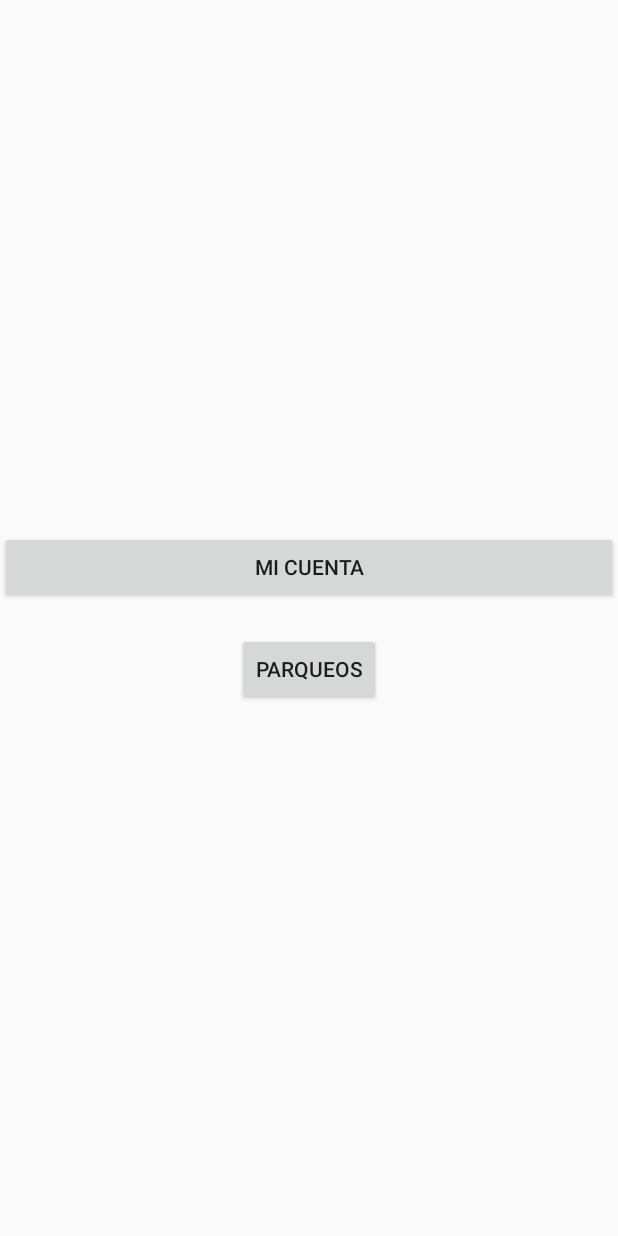
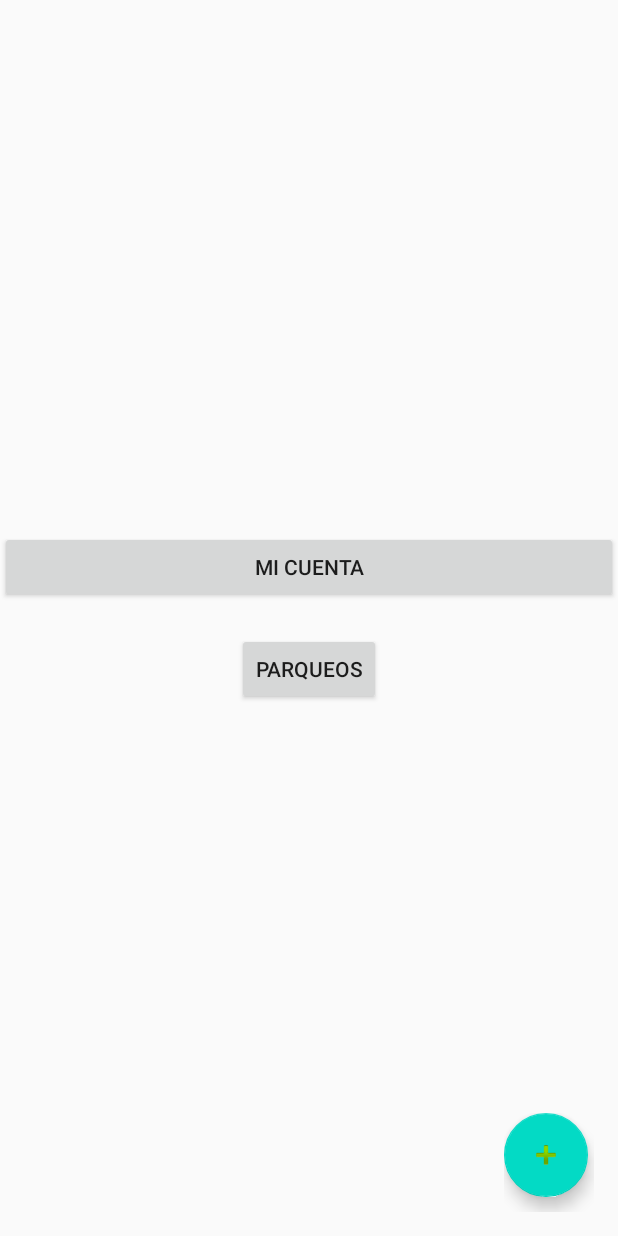
Before and after one commit to LeandroLescano/TP3_Grupo7, an Android app: the MenuActivity screen opened directly, with no data from a screen before it, on a phone screen of 412 x 824 dp. Run offline under Robolectric (Android 15) with nearby library versions, the phone set to English and light mode, and no system bars; 1 statement that could not run was skipped.

Commit message:
Agregado el boton para cargar nuevo parqueo, el metodo y el dialog en la activity

```diff
--- a/app/src/main/java/utn/frgp/tusi/tp3_grupo_7/MenuActivity.java
+++ b/app/src/main/java/utn/frgp/tusi/tp3_grupo_7/MenuActivity.java
@@ -3,18 +3,24 @@ package utn.frgp.tusi.tp3_grupo_7;
 import androidx.appcompat.app.AlertDialog;
 import androidx.appcompat.app.AppCompatActivity;
 
+import android.content.ContentValues;
+import android.content.DialogInterface;
+import android.content.Intent;
 import android.database.Cursor;
 import android.database.sqlite.SQLiteDatabase;
 import android.os.Bundle;
 import android.view.View;
 import android.widget.Button;
+import android.widget.Toast;
 
 public class MenuActivity extends AppCompatActivity {
 
     private Button miCuenta;
     private AlertDialog.Builder builder;
-    private AlertDialog dialogAccount;
+    private AlertDialog.Builder builderP;
+    private AlertDialog dialogAccount, dialogParqueo;
     private int idUser;
+    private Toast alertEmpty, alertExito, alertError;
 
     @Override
     protected void onCreate(Bundle savedInstanceState) {
@@ -23,8 +29,38 @@ public class MenuActivity extends AppCompatActivity {
         idUser = Integer.parseInt(getIntent().getStringExtra("id_user"));
         miCuenta = (Button) findViewById(R.id.btn_profile);
         builder = new AlertDialog.Builder(MenuActivity.this);
+        builderP = new AlertDialog.Builder(MenuActivity.this);
+        alertEmpty = Toast.makeText(getApplicationContext(), "Debe completar todos los campos.", Toast.LENGTH_SHORT);
+        alertExito = Toast.makeText(getApplicationContext(), "Parqueo registrado exitosamente", Toast.LENGTH_SHORT);
+        alertError = Toast.makeText(getApplicationContext(), "Ha ocurrido un error al intentar registrar el parqueo.", Toast.LENGTH_LONG);
+
         dialogAccount = builder.create();
         dialogAccount.setTitle("Mi cuenta");
+
+
+        builderP.setPositiveButton(R.string.ok, new DialogInterface.OnClickListener() {
+            public void onClick(DialogInterface dialog, int id) {
+                //Cambiar parametros
+                if (cargarParqueo("a",1))
+                {
+                    alertExito.show();
+                }
+                else
+                {
+                    alertError.show();
+                }
+            }
+        });
+        builderP.setNegativeButton(R.string.cancelar, new DialogInterface.OnClickListener() {
+            public void onClick(DialogInterface dialog, int id) {
+
+            }
+        });
+
+
+        dialogParqueo = builderP.create();
+        dialogParqueo.setTitle("Cargar parqueo");
+
 
         AdminSQLite admin = new AdminSQLite(this, "BaseDatosTp3", null, 1);
         SQLiteDatabase BasedeDatos = admin.getWritableDatabase();
@@ -34,9 +70,53 @@ public class MenuActivity extends AppCompatActivity {
         }else{
             dialogAccount.setMessage("Ha ocurrido un error.");
         }
+
+
+
     }
+
+
+    public boolean cargarParqueo(String matriculaCargada, int tiempoCargado) {
+        String matricula = matriculaCargada;
+        int tiempo = tiempoCargado;
+
+
+        if (!matricula.isEmpty() && tiempo > 0) {
+
+            AdminSQLite admin = new AdminSQLite(this, "BaseDatosTp3", null, 1);
+            SQLiteDatabase BaseDatos = admin.getWritableDatabase();
+            try {
+                ContentValues registro = new ContentValues();
+                registro.put("patente", matriculaCargada);
+                registro.put("tiempo", tiempoCargado);
+                registro.put("id_usuario", idUser);
+                BaseDatos.insert("parqueos", null, registro);
+
+            } catch (Exception e) {
+                e.printStackTrace();
+                return false;
+            } finally {
+                BaseDatos.close();
+
+            }
+        }
+
+        return true;
+    }
+
+
+
+
+
+
+
+
 
     public void showAccount(View view){
         dialogAccount.show();
     }
+
+    public void showParqueo(View view){
+        dialogParqueo.show();
+    }
 }
--- a/app/src/main/res/layout/activity_menuprincipal.xml
+++ b/app/src/main/res/layout/activity_menuprincipal.xml
@@ -40,4 +40,25 @@
 
         </LinearLayout>
     </ScrollView>
+
+    <LinearLayout
+        android:layout_width="60dp"
+        android:layout_height="66dp"
+        android:layout_marginBottom="16dp"
+        android:orientation="horizontal"
+        app:layout_constraintBottom_toBottomOf="parent"
+        app:layout_constraintEnd_toEndOf="parent"
+        app:layout_constraintHorizontal_bias="0.954"
+        app:layout_constraintStart_toStartOf="parent" >
+
+        <com.google.android.material.floatingactionbutton.FloatingActionButton
+            android:id="@+id/btn_AgregarParqueo"
+            android:layout_width="wrap_content"
+            android:layout_height="wrap_content"
+            android:layout_weight="1"
+            android:clickable="true"
+            android:onClick="showParqueo"
+            app:srcCompat="@android:drawable/ic_input_add" />
+    </LinearLayout>
+
 </androidx.constraintlayout.widget.ConstraintLayout>
--- a/app/src/main/res/values/strings.xml
+++ b/app/src/main/res/values/strings.xml
@@ -9,4 +9,6 @@
     <string name="iconcar">iconCar</string>
     <string name="parqueos">Parqueos</string>
     <string name="profile">Mi Cuenta</string>
+    <string name="ok">OK</string>
+    <string name="cancelar">Cancelar</string>
 </resources>
```
